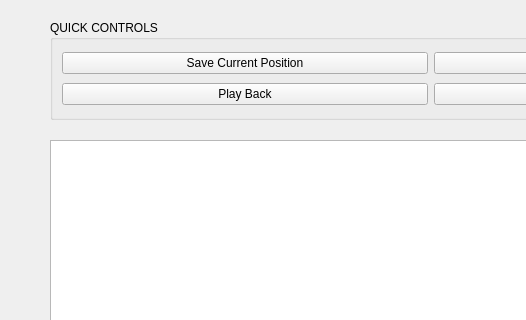
Before: the Qt Designer form gui_workspace/ui/teachpanel.ui in ianhong95/5DOFRobotArmV2, drawn with Qt 5; both pictures show x 0 to 526 and y 0 to 320 of the 921 by 640 pixel window.
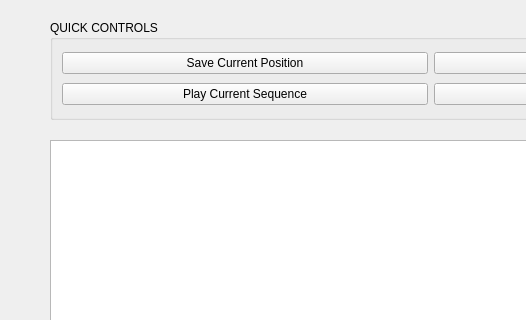
After: the same form once the commit is applied.

Commit message: Implemented play sequence feature

```diff
--- a/gui_workspace/ui/teachpanel.ui
+++ b/gui_workspace/ui/teachpanel.ui
@@ -50,7 +50,7 @@
     <item row="1" column="0">
      <widget class="QPushButton" name="playBackButton">
       <property name="text">
-       <string>Play Back</string>
+       <string>Play Current Sequence</string>
       </property>
      </widget>
     </item>
```
Left out of the diff: 2 changed lines with no effect on the pictures. The commit also changes 11 other files.
